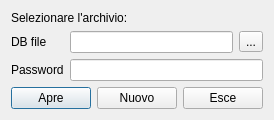
The window that src/dbdialog.ui (mtonin/gestcassa) describes before a commit, drawn with Qt 5.
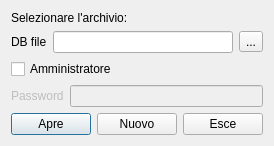
The same window after the commit.

Commit message: - aggiunta opzione accesso come amministratore - modificata gestione destinazioni di stampa in configurazione - abilitati tasti numerici nel form di calcolo del resto

```diff
--- a/src/dbdialog.ui
+++ b/src/dbdialog.ui
@@ -7,7 +7,7 @@
     <x>0</x>
     <y>0</y>
     <width>257</width>
-    <height>118</height>
+    <height>141</height>
    </rect>
   </property>
   <property name="windowTitle">
@@ -22,19 +22,14 @@
     </widget>
    </item>
    <item>
-    <layout class="QFormLayout" name="formLayout">
-     <property name="fieldGrowthPolicy">
-      <enum>QFormLayout::AllNonFixedFieldsGrow</enum>
-     </property>
-     <item row="0" column="0">
+    <layout class="QHBoxLayout" name="horizontalLayout">
+     <item>
       <widget class="QLabel" name="label">
        <property name="text">
         <string>DB file</string>
        </property>
       </widget>
      </item>
-     <item row="0" column="1">
-      <layout class="QHBoxLayout" name="horizontalLayout">
        <item>
         <widget class="QLineEdit" name="dbfile"/>
        </item>
@@ -47,15 +42,36 @@
        </item>
       </layout>
      </item>
-     <item row="1" column="0">
-      <widget class="QLabel" name="label_3">
+   <item>
+    <widget class="QCheckBox" name="adminBox">
+     <property name="sizePolicy">
+      <sizepolicy hsizetype="Minimum" vsizetype="Fixed">
+       <horstretch>0</horstretch>
+       <verstretch>0</verstretch>
+      </sizepolicy>
+     </property>
+     <property name="text">
+      <string>Amministratore</string>
+     </property>
+    </widget>
+   </item>
+   <item>
+    <layout class="QHBoxLayout" name="horizontalLayout_3">
+     <item>
+      <widget class="QLabel" name="passwordLbl">
+       <property name="enabled">
+        <bool>false</bool>
+       </property>
        <property name="text">
         <string>Password</string>
        </property>
       </widget>
      </item>
-     <item row="1" column="1">
+     <item>
       <widget class="QLineEdit" name="password">
+       <property name="enabled">
+        <bool>false</bool>
+       </property>
        <property name="echoMode">
         <enum>QLineEdit::Password</enum>
        </property>
```
Lines whose indentation alone changed are shown as unchanged. The commit also changes 11 other files.
